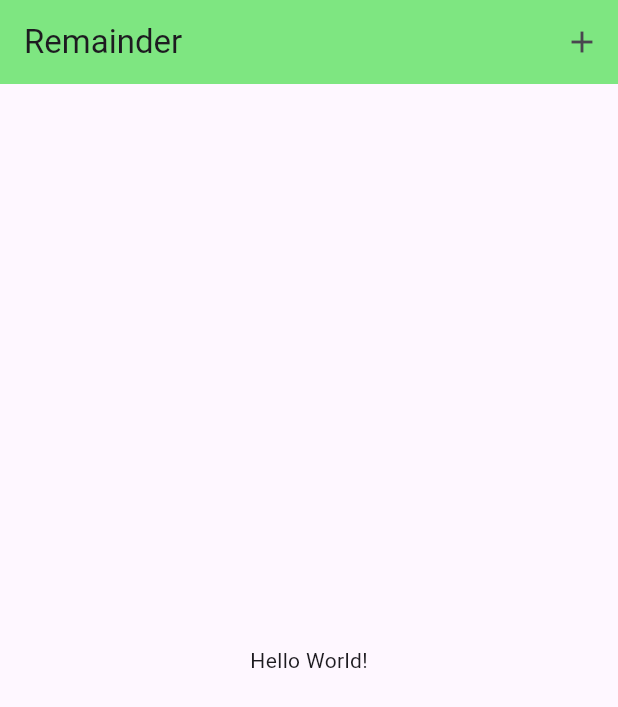
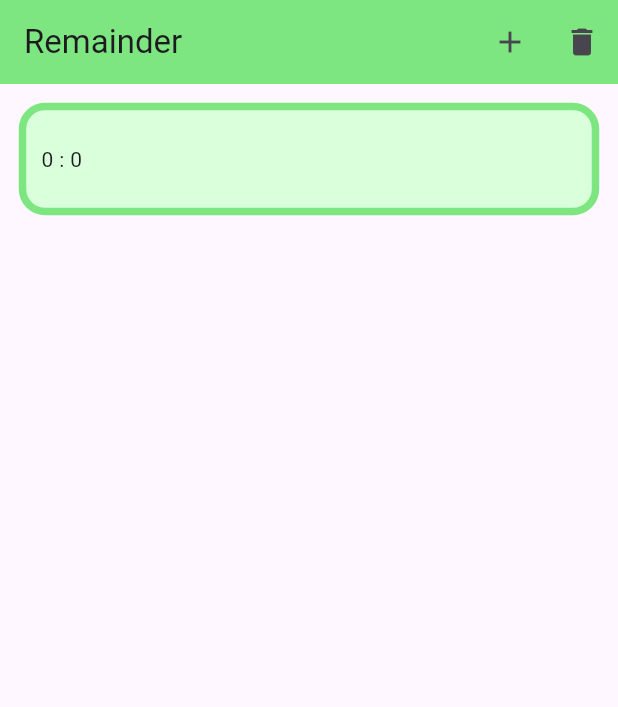
Before and after one commit to SandyCooper/flutter-remainder_app, a Flutter app: the screen it shows after launch, after a tap on the "add" icon, after a tap on "Test", on a phone screen of 412 x 824 dp. Shown: the top 707 px of the screen. Run offline on Flutter 3.47's test engine with Material 3 defaults, Android fonts, the phone set to English and light mode, and no system bars; our stand-ins replace flutter_local_notifications, flutter_riverpod, timezone.

Commit message:
using riverpod for statemangement, improved homescreen dynamically, setting multiple schedule notification

```diff
--- a/lib/data/functions.dart
+++ b/lib/data/functions.dart
@@ -29,3 +29,4 @@ String hours = "";
 String minute = "";
 String ampm = "";
 bool isSwitched = false;
+int counti = 0;
--- a/lib/data/local_notification.dart
+++ b/lib/data/local_notification.dart
@@ -71,7 +71,7 @@ class LocalNotification {
     tz.initializeTimeZones();
 
     await flutterLocalNotificationsPlugin.zonedSchedule(
-        1,
+        counti,
         title,
         body,
         tz.TZDateTime.now(tz.local)
@@ -91,5 +91,10 @@ class LocalNotification {
         uiLocalNotificationDateInterpretation:
             UILocalNotificationDateInterpretation.absoluteTime,
         payload: payload);
+
+
   }
+  static Future<void> deleteAllNotification()  async {
+      await flutterLocalNotificationsPlugin.cancelAll();
+    }
 }
--- /dev/null
+++ b/lib/data/modal.dart
@@ -0,0 +1,9 @@
+class Remainders {
+  Remainders({
+    required this.message,
+    required this.scheduleTime,
+  });
+
+  String message;
+  String scheduleTime;
+}
--- a/lib/main.dart
+++ b/lib/main.dart
@@ -1,11 +1,12 @@
 import 'package:flutter/material.dart';
 import 'package:flutter_remainder_app/data/local_notification.dart';
 import 'package:flutter_remainder_app/screen/home.dart';
+import 'package:flutter_riverpod/flutter_riverpod.dart';
 
 void main() async {
   WidgetsFlutterBinding.ensureInitialized();
   await LocalNotification.init();
-  runApp(const MyApp());
+  runApp(const ProviderScope(child: MyApp()));
 }
 
 class MyApp extends StatelessWidget {
--- /dev/null
+++ b/lib/provider/list_of_remainder.dart
@@ -0,0 +1,16 @@
+import 'package:flutter_remainder_app/data/modal.dart';
+import 'package:flutter_riverpod/flutter_riverpod.dart';
+
+class ListOfRemainderNotifier extends StateNotifier<List<Remainders>> {
+  ListOfRemainderNotifier() : super([]);
+
+  void addRemainder(String message, String time) {
+    Remainders newRemainder = Remainders(message: message, scheduleTime: time);
+
+    state = [newRemainder, ...state];
+  }
+}
+
+final listOfRemainderProvider =
+    StateNotifierProvider<ListOfRemainderNotifier, List<Remainders>>(
+        (ref) => ListOfRemainderNotifier());
--- a/lib/screen/home.dart
+++ b/lib/screen/home.dart
@@ -1,11 +1,16 @@
 import 'package:flutter/material.dart';
 import 'package:flutter_remainder_app/data/functions.dart';
+import 'package:flutter_remainder_app/data/local_notification.dart';
+import 'package:flutter_remainder_app/provider/list_of_remainder.dart';
+import 'package:flutter_remainder_app/widget/remainder_list.dart';
+import 'package:flutter_riverpod/flutter_riverpod.dart';
 
-class HomeSceen extends StatelessWidget {
+class HomeSceen extends ConsumerWidget {
   const HomeSceen({super.key});
 
   @override
-  Widget build(context) {
+  Widget build(context, WidgetRef ref) {
+    final rm = ref.watch(listOfRemainderProvider);
     return Scaffold(
       appBar: AppBar(
         title: const Text("Remainder"),
@@ -17,11 +22,19 @@ class HomeSceen extends StatelessWidget {
               Functions.showOverlay(context);
             },
           ),
+          IconButton(
+            icon: const Icon(Icons.delete),
+            onPressed: () {
+              LocalNotification.deleteAllNotification();
+            },
+          ),
         ],
       ),
-      body:  Center(
-        child: Text(remainderMessage.isEmpty? "Hello World!" : "$remainderMessage - $hours : $minute $ampm"),
-      ),
+      body: rm.isEmpty
+          ? const Center(
+              child: Text("Hello World!"),
+            )
+          : const RemainderList(),
     );
   }
 }
--- a/lib/widget/overlay_set_time.dart
+++ b/lib/widget/overlay_set_time.dart
@@ -2,17 +2,19 @@ import 'package:flutter/material.dart';
 import 'package:flutter_remainder_app/data/functions.dart';
 import 'package:flutter_remainder_app/data/local_notification.dart';
 import 'package:flutter_remainder_app/data/styles.dart';
+import 'package:flutter_remainder_app/provider/list_of_remainder.dart';
+import 'package:flutter_riverpod/flutter_riverpod.dart';
 
-class OverlaySetTime extends StatefulWidget {
+class OverlaySetTime extends ConsumerStatefulWidget {
   const OverlaySetTime({super.key});
 
   @override
-  State<OverlaySetTime> createState() {
+  ConsumerState<OverlaySetTime> createState() {
     return _OverlaySetTimeState();
   }
 }
 
-class _OverlaySetTimeState extends State<OverlaySetTime> {
+class _OverlaySetTimeState extends ConsumerState<OverlaySetTime> {
   final remainderMessageController = TextEditingController();
   // String timeOfDay =
 
@@ -70,13 +72,18 @@ class _OverlaySetTimeState extends State<OverlaySetTime> {
                       onPressed: () {
                         // setState(() {
                         remainderMessage = remainderMessageController.text;
-                        // print(remainderMessage);
+                        var scheduleTimes =
+                            "${hours.length == 2 ? hours : '0$hours'} : ${minute.length == 2 ? minute : '0$minute'} $ampm";
+                        ref
+                            .read(listOfRemainderProvider.notifier)
+                            .addRemainder(remainderMessage, scheduleTimes);
                         LocalNotification.scheduleNotification(
                             title: "Remainder",
                             body: remainderMessage,
                             payload: remainderMessage);
 
                         Functions.overlayEntry.remove();
+                        counti++;
                         // });
                       },
                       child: Text("Test"),
--- /dev/null
+++ b/lib/widget/remainder_list.dart
@@ -0,0 +1,50 @@
+import 'package:flutter/material.dart';
+// import 'package:flutter_remainder_app/data/functions.dart';
+import 'package:flutter_remainder_app/data/modal.dart';
+import 'package:flutter_remainder_app/data/styles.dart';
+import 'package:flutter_remainder_app/provider/list_of_remainder.dart';
+import 'package:flutter_riverpod/flutter_riverpod.dart';
+
+class RemainderList extends ConsumerStatefulWidget {
+  const RemainderList({super.key});
+
+  @override
+  ConsumerState<RemainderList> createState() {
+    return _RemainderListState();
+  }
+}
+
+class _RemainderListState extends ConsumerState<RemainderList> {
+  Widget remainderContainer(int index, List<Remainders> rml) {
+    return Container(
+      padding: const EdgeInsets.all(10),
+      height: 70,
+      decoration: BoxDecoration(
+        color: const Color.fromARGB(255, 218, 255, 219),
+        borderRadius: BorderRadius.circular(15),
+        border: Border(
+          top: borderSide,
+          right: borderSide,
+          left: borderSide,
+          bottom: borderSide,
+        ),
+      ),
+      child: Row(
+        children: [
+          Text(rml[index].message),
+          Text(rml[index].scheduleTime),
+        ],
+      ),
+    );
+  }
+
+  @override
+  Widget build(context) {
+    final rmainderList = ref.watch(listOfRemainderProvider);
+    return ListView.builder(
+      padding: const EdgeInsets.all(15),
+      itemCount: rmainderList.length,
+      itemBuilder: (context, index) => remainderContainer(index, rmainderList),
+    );
+  }
+}
--- a/pubspec.yaml
+++ b/pubspec.yaml
@@ -37,6 +37,7 @@ dependencies:
   cupertino_icons: ^1.0.2
   flutter_local_notifications: ^16.3.2
   timezone: ^0.9.2
+  flutter_riverpod: ^2.4.10
 
 dev_dependencies:
   flutter_test:
```
Also changed, not shown: pubspec.lock.
